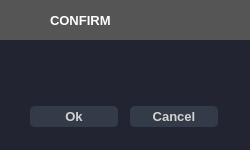
Above: src/WISDAM/app/gui_design/gui_confirm.ui from WISDAMapp/WISDAM before the change. Below: the same form after it.
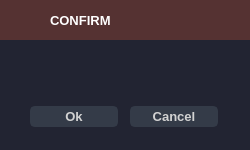
That is the form after the change. Icons and pictures are not drawn.

```diff
--- a/src/WISDAM/app/gui_design/gui_confirm.ui
+++ b/src/WISDAM/app/gui_design/gui_confirm.ui
@@ -835,7 +835,7 @@
          </size>
         </property>
         <property name="styleSheet">
-         <string notr="true">background-color:rgb(85, 85, 85);
+         <string notr="true">background-color:rgb(85, 50,50);
 color: white;</string>
         </property>
         <property name="frameShape">
```
